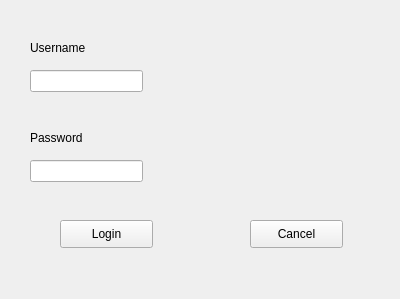
This is UI/RegisteredUserLoginForm.ui in NevenIlincic/SIMSProjekat as Qt 5 draws it before an edit. The edited form follows.
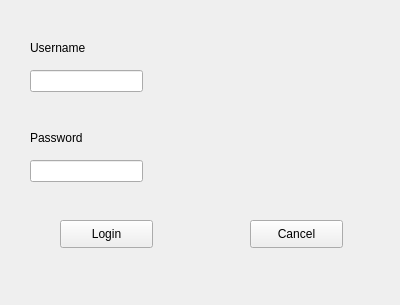
This is the edited form.

```diff
--- a/UI/RegisteredUserLoginForm.ui
+++ b/UI/RegisteredUserLoginForm.ui
@@ -7,7 +7,7 @@
     <x>0</x>
     <y>0</y>
     <width>400</width>
-    <height>299</height>
+    <height>305</height>
    </rect>
   </property>
   <property name="windowTitle">
```
